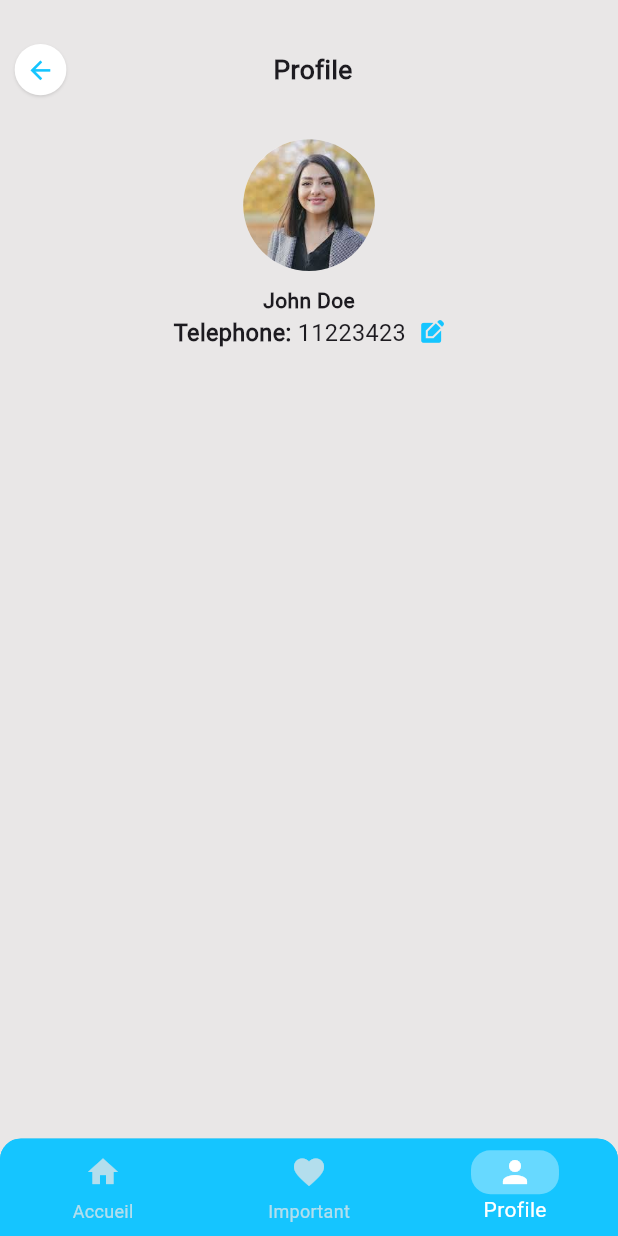
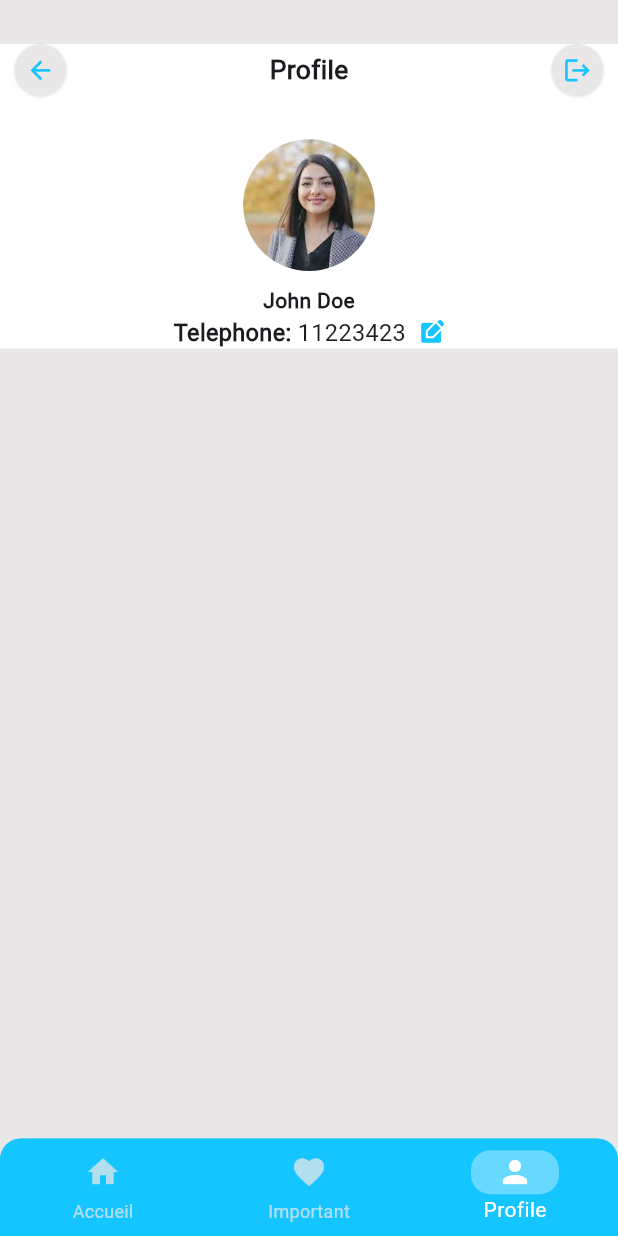
Before and after one commit to GANONTHA/Application_Mobile_Belle_House, a Flutter app: the screen it shows after launch, item 3 of the bottom bar chosen, on a phone screen of 412 x 824 dp. Run offline on Flutter 3.47's test engine with Material 3 defaults, Android fonts, the phone set to English and light mode, and no system bars; our stand-ins replace dots_indicator, get.

Commit message:
Refactor icon_component.dart, wish_list.dart, and home_page.dart

```diff
--- a/lib/pages/home/home_page.dart
+++ b/lib/pages/home/home_page.dart
@@ -1,5 +1,6 @@
 import 'package:belle_house_mobile_app/pages/home/navigation_menu.dart';
 import 'package:belle_house_mobile_app/pages/others/profile.dart';
+import 'package:belle_house_mobile_app/pages/others/wish_list.dart';
 import 'package:belle_house_mobile_app/utils/colors.dart';
 import 'package:belle_house_mobile_app/utils/dimensions.dart';
 import 'package:flutter/material.dart';
@@ -15,12 +16,7 @@ class _HomePageState extends State<HomePage> {
   int currentIndex = 0;
   List pages = [
     const NaviMenu(),
-    Container(
-      color: Colors.cyan,
-      child: const Center(
-        child: Text('page 2'),
-      ),
-    ),
+    const Important(),
     const Profile(),
   ];
   //changing the screen on tapping
--- a/lib/pages/others/profile.dart
+++ b/lib/pages/others/profile.dart
@@ -12,20 +12,26 @@ class Profile extends StatelessWidget {
       backgroundColor: AppColors.backgroundColor,
       body: Padding(
         padding: EdgeInsets.only(top: Dimension.sizeThirty),
-            child: Column(children: [
+        child: Column(
+          children: [
+            Container(
+              color: AppColors.secondaryColor,
+              child: Column(
+                children: [
                   //header
                   Row(
                     mainAxisAlignment: MainAxisAlignment.spaceBetween,
                     children: [
                       //back button
                       Container(
-                    margin: EdgeInsets.only(left: Dimension.paddingTwenty / 2),
+                        margin:
+                            EdgeInsets.only(left: Dimension.paddingTwenty / 2),
                         child: IconElement(
                           icon: Icons.arrow_back,
                           color: AppColors.iconColor1,
                           size: Dimension.paddingTwenty,
                           radius: Dimension.paddingTwenty,
-                      bgColor: AppColors.secondaryColor,
+                          bgColor: AppColors.backgroundColor,
                           height: Dimension.sizeThirtyFive,
                         ),
                       ),
@@ -38,9 +44,18 @@ class Profile extends StatelessWidget {
                           fontWeight: FontWeight.bold,
                         ),
                       ),
+                      //logout button
                       Container(
-                    width: Dimension.paddingTwenty * 2,
-                  )
+                          margin: EdgeInsets.only(
+                              right: Dimension.paddingTwenty / 2),
+                          child: IconElement(
+                            icon: Icons.logout,
+                            color: AppColors.iconColor1,
+                            size: Dimension.paddingTwenty,
+                            radius: Dimension.paddingTwenty,
+                            bgColor: AppColors.backgroundColor,
+                            height: Dimension.sizeThirtyFive,
+                          ))
                     ],
                   ),
                   //profile image with details underneath
@@ -105,6 +120,12 @@ class Profile extends StatelessWidget {
                       )
                     ]),
                   ),
-            ])));
+                ],
+              ),
+            ),
+          ],
+        ),
+      ),
+    );
   }
 }
--- /dev/null
+++ b/lib/pages/others/wish_list.dart
@@ -0,0 +1,15 @@
+import 'package:belle_house_mobile_app/utils/colors.dart';
+import 'package:flutter/material.dart';
+import 'package:flutter/widgets.dart';
+
+class Important extends StatelessWidget {
+  const Important({super.key});
+
+  @override
+  Widget build(BuildContext context) {
+    return Scaffold(
+      backgroundColor: AppColors.backgroundColor,
+      body: Center(child: const Text('Important items')),
+    );
+  }
+}
--- a/lib/widgets/icon_component.dart
+++ b/lib/widgets/icon_component.dart
@@ -13,7 +13,7 @@ class IconElement extends StatelessWidget {
     required this.icon,
     required this.color,
     required this.size,
-    this.bgColor,
+    this.bgColor = Colors.transparent,
     required this.radius,
     required this.height,
   });
```
Lines whose indentation alone changed are shown as unchanged.
